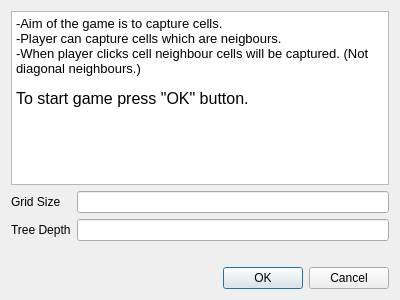
Above: capture_cell_final/captureCell/StartGameDialog.ui from ahmetaydin-aa/capture_cells before the change. Below: the same form after it.
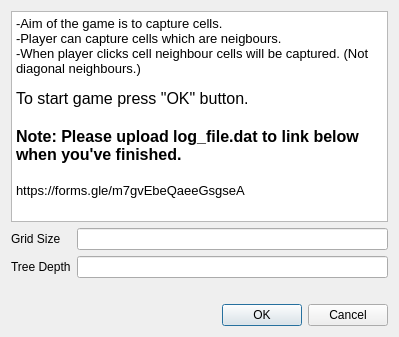
That is the form after the change.

Commit message: Google forms link added.

The edit to the form file:
```diff
--- a/capture_cell_final/captureCell/StartGameDialog.ui
+++ b/capture_cell_final/captureCell/StartGameDialog.ui
@@ -6,8 +6,8 @@
    <rect>
     <x>0</x>
     <y>0</y>
-    <width>400</width>
-    <height>300</height>
+    <width>399</width>
+    <height>337</height>
    </rect>
   </property>
   <property name="windowTitle">
@@ -30,12 +30,16 @@
       <string>&lt;!DOCTYPE HTML PUBLIC &quot;-//W3C//DTD HTML 4.0//EN&quot; &quot;http://www.w3.org/TR/REC-html40/strict.dtd&quot;&gt;
 &lt;html&gt;&lt;head&gt;&lt;meta name=&quot;qrichtext&quot; content=&quot;1&quot; /&gt;&lt;style type=&quot;text/css&quot;&gt;
 p, li { white-space: pre-wrap; }
-&lt;/style&gt;&lt;/head&gt;&lt;body style=&quot; font-family:'MS Shell Dlg 2'; font-size:7.8pt; font-weight:400; font-style:normal;&quot;&gt;
+&lt;/style&gt;&lt;/head&gt;&lt;body style=&quot; font-family:'MS Shell Dlg 2'; font-size:8.25pt; font-weight:400; font-style:normal;&quot;&gt;
 &lt;p style=&quot; margin-top:0px; margin-bottom:0px; margin-left:0px; margin-right:0px; -qt-block-indent:0; text-indent:0px;&quot;&gt;&lt;span style=&quot; font-size:10pt;&quot;&gt;-Aim of the game is to capture cells. &lt;/span&gt;&lt;/p&gt;
 &lt;p style=&quot; margin-top:0px; margin-bottom:0px; margin-left:0px; margin-right:0px; -qt-block-indent:0; text-indent:0px;&quot;&gt;&lt;span style=&quot; font-size:10pt;&quot;&gt;-Player can capture cells which are neigbours.&lt;/span&gt;&lt;/p&gt;
 &lt;p style=&quot; margin-top:0px; margin-bottom:0px; margin-left:0px; margin-right:0px; -qt-block-indent:0; text-indent:0px;&quot;&gt;&lt;span style=&quot; font-size:10pt;&quot;&gt;-When player clicks cell neighbour cells will be captured. (Not diagonal neighbours.) &lt;/span&gt;&lt;/p&gt;
-&lt;p style=&quot;-qt-paragraph-type:empty; margin-top:0px; margin-bottom:0px; margin-left:0px; margin-right:0px; -qt-block-indent:0; text-indent:0px;&quot;&gt;&lt;br /&gt;&lt;/p&gt;
-&lt;p style=&quot; margin-top:0px; margin-bottom:0px; margin-left:0px; margin-right:0px; -qt-block-indent:0; text-indent:0px;&quot;&gt;&lt;span style=&quot; font-size:12pt;&quot;&gt;To start game press &amp;quot;OK&amp;quot; button.&lt;/span&gt;&lt;/p&gt;&lt;/body&gt;&lt;/html&gt;</string>
+&lt;p style=&quot;-qt-paragraph-type:empty; margin-top:0px; margin-bottom:0px; margin-left:0px; margin-right:0px; -qt-block-indent:0; text-indent:0px; font-size:7.8pt;&quot;&gt;&lt;br /&gt;&lt;/p&gt;
+&lt;p style=&quot; margin-top:0px; margin-bottom:0px; margin-left:0px; margin-right:0px; -qt-block-indent:0; text-indent:0px;&quot;&gt;&lt;span style=&quot; font-size:12pt;&quot;&gt;To start game press &amp;quot;OK&amp;quot; button.&lt;/span&gt;&lt;/p&gt;
+&lt;p style=&quot;-qt-paragraph-type:empty; margin-top:0px; margin-bottom:0px; margin-left:0px; margin-right:0px; -qt-block-indent:0; text-indent:0px; font-size:12pt;&quot;&gt;&lt;br /&gt;&lt;/p&gt;
+&lt;p style=&quot; margin-top:0px; margin-bottom:0px; margin-left:0px; margin-right:0px; -qt-block-indent:0; text-indent:0px;&quot;&gt;&lt;span style=&quot; font-size:12pt; font-weight:600;&quot;&gt;Note: Please upload log_file.dat to link below when you've finished.&lt;/span&gt;&lt;/p&gt;
+&lt;p style=&quot;-qt-paragraph-type:empty; margin-top:0px; margin-bottom:0px; margin-left:0px; margin-right:0px; -qt-block-indent:0; text-indent:0px; font-size:12pt; font-weight:600;&quot;&gt;&lt;br /&gt;&lt;/p&gt;
+&lt;p style=&quot; margin-top:0px; margin-bottom:0px; margin-left:0px; margin-right:0px; -qt-block-indent:0; text-indent:0px;&quot;&gt;&lt;span style=&quot; font-size:10pt;&quot;&gt;https://forms.gle/m7gvEbeQaeeGsgseA&lt;/span&gt;&lt;/p&gt;&lt;/body&gt;&lt;/html&gt;</string>
      </property>
     </widget>
    </item>
```
The commit also changes 1 other file.
